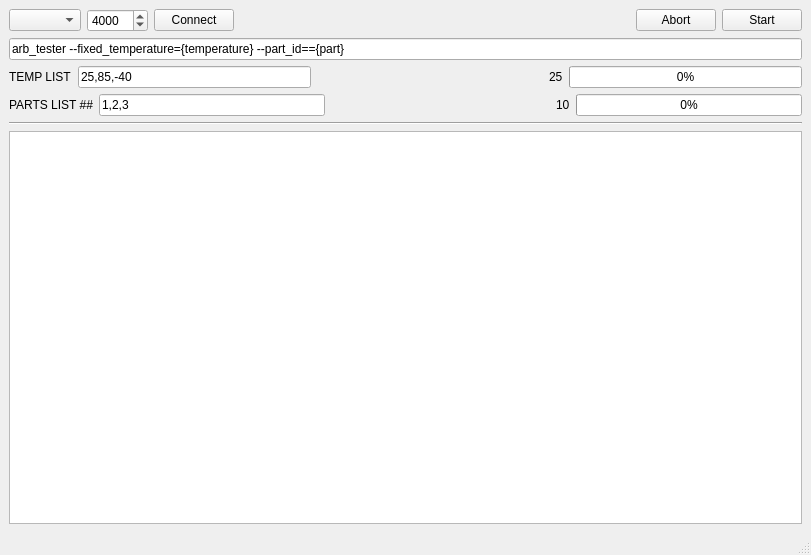
This is exa_arb_ui.ui in rletendu/python_sandbox as Qt 5 draws it before an edit. The edited form follows.
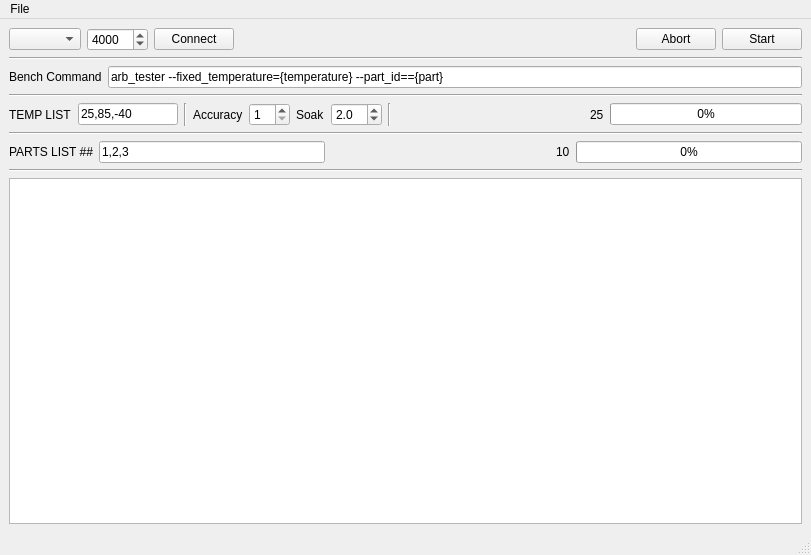
This is the edited form.

Patch:
```diff
--- a/exa_arb_ui.ui
+++ b/exa_arb_ui.ui
@@ -70,9 +70,34 @@
      </layout>
     </item>
     <item>
-     <widget class="QLineEdit" name="cmdLineEdit">
-      <property name="text">
-       <string>arb_tester --fixed_temperature={temperature} --part_id=={part}</string>
+     <widget class="Line" name="line_6">
+      <property name="orientation">
+       <enum>Qt::Horizontal</enum>
+      </property>
+     </widget>
+    </item>
+    <item>
+     <layout class="QHBoxLayout" name="horizontalLayout_4">
+      <item>
+       <widget class="QLabel" name="label_5">
+        <property name="text">
+         <string>Bench Command</string>
+        </property>
+       </widget>
+      </item>
+      <item>
+       <widget class="QLineEdit" name="cmdLineEdit">
+        <property name="text">
+         <string>arb_tester --fixed_temperature={temperature} --part_id=={part}</string>
+        </property>
+       </widget>
+      </item>
+     </layout>
+    </item>
+    <item>
+     <widget class="Line" name="line_2">
+      <property name="orientation">
+       <enum>Qt::Horizontal</enum>
       </property>
      </widget>
     </item>
@@ -87,9 +112,75 @@
       </item>
       <item>
        <widget class="QLineEdit" name="tempEdit">
+        <property name="maximumSize">
+         <size>
+          <width>100</width>
+          <height>16777215</height>
+         </size>
+        </property>
         <property name="text">
          <string>25,85,-40</string>
         </property>
+        <property name="maxLength">
+         <number>50</number>
+        </property>
+       </widget>
+      </item>
+      <item>
+       <widget class="Line" name="line_3">
+        <property name="orientation">
+         <enum>Qt::Vertical</enum>
+        </property>
+       </widget>
+      </item>
+      <item>
+       <widget class="QLabel" name="label_3">
+        <property name="text">
+         <string>Accuracy</string>
+        </property>
+       </widget>
+      </item>
+      <item>
+       <widget class="QSpinBox" name="tempSoakSpinBox">
+        <property name="minimum">
+         <number>1</number>
+        </property>
+        <property name="singleStep">
+         <number>10</number>
+        </property>
+       </widget>
+      </item>
+      <item>
+       <widget class="QLabel" name="label_4">
+        <property name="text">
+         <string>Soak</string>
+        </property>
+       </widget>
+      </item>
+      <item>
+       <widget class="QDoubleSpinBox" name="tempAccuracySpinBox">
+        <property name="decimals">
+         <number>1</number>
+        </property>
+        <property name="minimum">
+         <double>0.000000000000000</double>
+        </property>
+        <property name="maximum">
+         <double>10.000000000000000</double>
+        </property>
+        <property name="singleStep">
+         <double>0.100000000000000</double>
+        </property>
+        <property name="value">
+         <double>2.000000000000000</double>
+        </property>
+       </widget>
+      </item>
+      <item>
+       <widget class="Line" name="line_4">
+        <property name="orientation">
+         <enum>Qt::Vertical</enum>
+        </property>
        </widget>
       </item>
       <item>
@@ -121,6 +212,13 @@
       </item>
      </layout>
     </item>
+    <item>
+     <widget class="Line" name="line_5">
+      <property name="orientation">
+       <enum>Qt::Horizontal</enum>
+      </property>
+     </widget>
+    </item>
     <item>
      <layout class="QHBoxLayout" name="horizontalLayout_2">
       <item>
@@ -179,6 +277,24 @@
    </layout>
   </widget>
   <widget class="QStatusBar" name="statusbar"/>
+  <widget class="QMenuBar" name="menuBar">
+   <property name="geometry">
+    <rect>
+     <x>0</x>
+     <y>0</y>
+     <width>811</width>
+     <height>21</height>
+    </rect>
+   </property>
+   <widget class="QMenu" name="menuFile">
+    <property name="title">
+     <string>File</string>
+    </property>
+    <addaction name="actionopen"/>
+    <addaction name="actionsave"/>
+   </widget>
+   <addaction name="menuFile"/>
+  </widget>
   <action name="actionGogo">
    <property name="text">
     <string>gogo</string>
```
Left out of the diff: 10 changed lines with no effect on the pictures.
